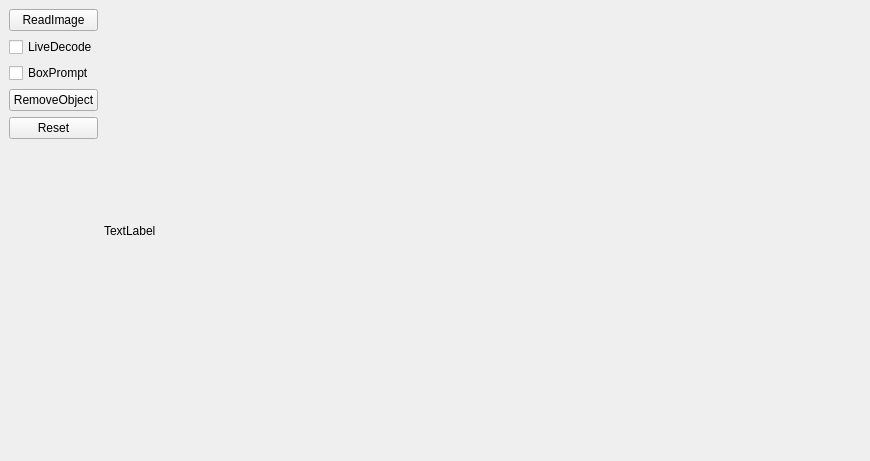
ZHEQIUSHUI/SAM-ONNX-AX650-CPP, file qtproj/SAMQT/mainwindow.ui: the form before one commit.
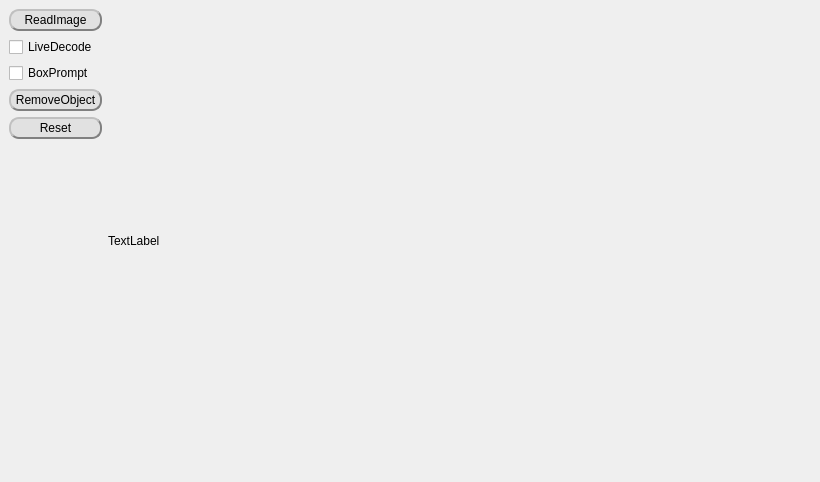
The form after the commit. Custom widgets are drawn as their Qt base class.

```diff
--- a/qtproj/SAMQT/mainwindow.ui
+++ b/qtproj/SAMQT/mainwindow.ui
@@ -6,8 +6,8 @@
    <rect>
     <x>0</x>
     <y>0</y>
-    <width>870</width>
-    <height>461</height>
+    <width>820</width>
+    <height>482</height>
    </rect>
   </property>
   <property name="windowTitle">
@@ -26,6 +26,12 @@
          <layout class="QVBoxLayout" name="verticalLayout">
           <item>
            <widget class="QPushButton" name="btn_read_image">
+            <property name="styleSheet">
+             <string notr="true">QPushButton{background-color: rgb(225, 225, 225);border:2px groove gray;border-radius:10px;padding:2px 4px;border-style: outset;}
+QPushButton:hover{background-color:rgb(229, 241, 251); color: black;}
+QPushButton:pressed{background-color:rgb(100, 228, 100);border-style: inset;}
+</string>
+            </property>
             <property name="text">
              <string>ReadImage</string>
             </property>
@@ -58,6 +64,12 @@
           <property name="toolTip">
            <string>remove mask object and do sam encode in inpainted image</string>
           </property>
+          <property name="styleSheet">
+           <string notr="true">QPushButton{background-color: rgb(225, 225, 225);border:2px groove gray;border-radius:10px;padding:2px 4px;border-style: outset;}
+QPushButton:hover{background-color:rgb(229, 241, 251); color: black;}
+QPushButton:pressed{background-color:rgb(100, 228, 100);border-style: inset;}
+</string>
+          </property>
           <property name="text">
            <string>RemoveObject</string>
           </property>
@@ -65,6 +77,12 @@
         </item>
         <item>
          <widget class="QPushButton" name="btn_reset">
+          <property name="styleSheet">
+           <string notr="true">QPushButton{background-color: rgb(225, 225, 225);border:2px groove gray;border-radius:10px;padding:2px 4px;border-style: outset;}
+QPushButton:hover{background-color:rgb(229, 241, 251); color: black;}
+QPushButton:pressed{background-color:rgb(100, 228, 100);border-style: inset;}
+</string>
+          </property>
           <property name="text">
            <string>Reset</string>
           </property>
```
